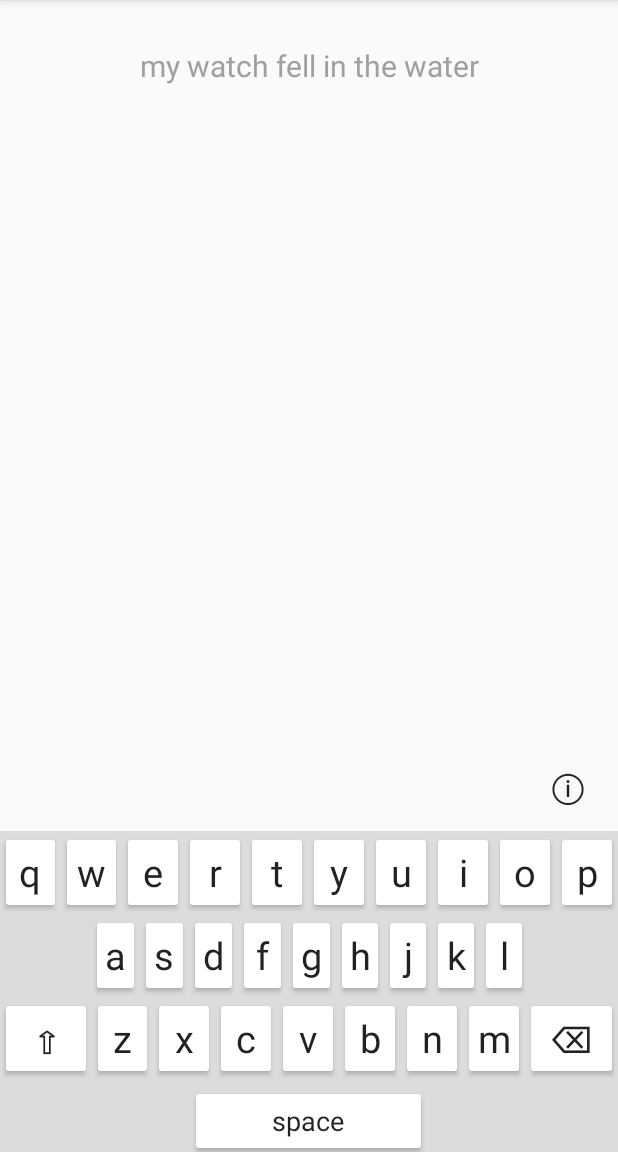
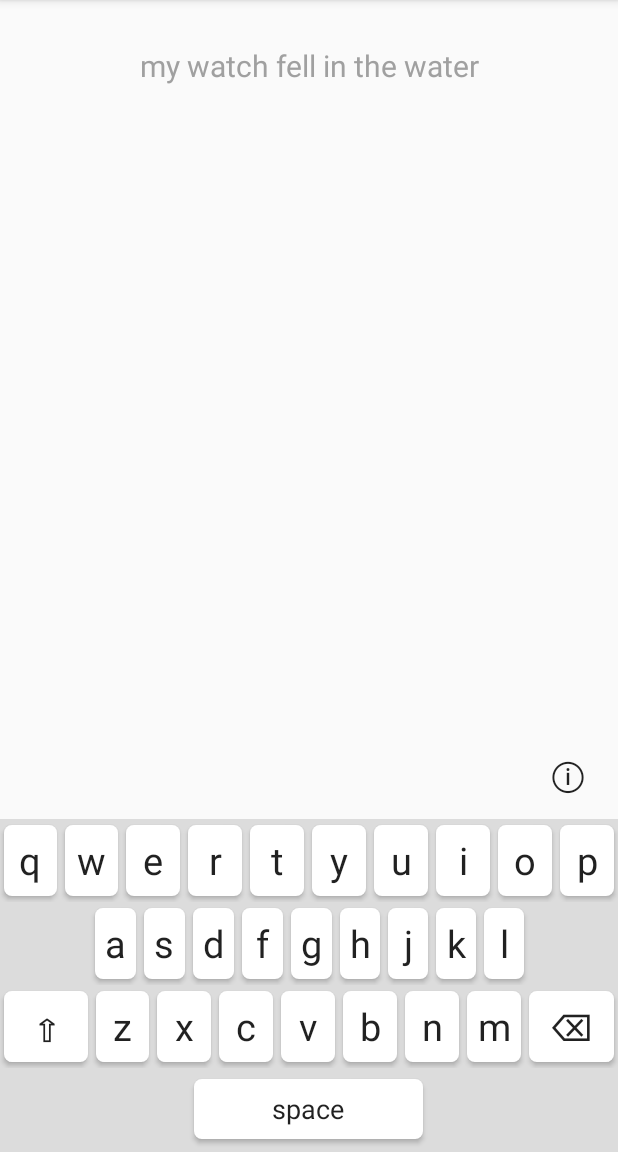
Before and after one commit to ErikLoo/Text-Entry-Data-Collector, an Android app: the screen it shows after launch (MainActivity), on a phone screen of 412 x 824 dp, the part 84-1236 px from its top. Run offline under Robolectric (Android 15) with nearby library versions, the phone set to English and light mode, and no system bars; libraries missing offline, so code that uses them is left out: org.apache.poi; 13 statements that could not run were skipped.

Commit message:
1. Added intendedCharacter column. 2. Added round corners to ththe keys

```diff
--- a/app/src/main/java/com/example/inAppKeyboard/MyCharacterKeyboard.java
+++ b/app/src/main/java/com/example/inAppKeyboard/MyCharacterKeyboard.java
@@ -63,6 +63,7 @@ public class MyCharacterKeyboard extends LinearLayout implements View.OnClickLis
     private Workbook wb;
     private int row_count=1;
     private String inputChar;
+    private String intendedChar;
     private long startTime;
     private long endTime;
 
@@ -221,7 +222,7 @@ public class MyCharacterKeyboard extends LinearLayout implements View.OnClickLis
         wb=new HSSFWorkbook();
 
 //        create a sheet for each type data and
-        String [] input_list = {"character","start time","end time"};
+        String [] input_list = {"intended character","typed character","start time","end time"};
         generate_header("input_time", input_list);
 
         String [] touch_list = {"time","x","y"};
@@ -278,15 +279,20 @@ public class MyCharacterKeyboard extends LinearLayout implements View.OnClickLis
         Row row =sheet.createRow(row_count);
 
         cell=row.createCell(0);
+        cell.setCellValue(intendedChar);
+        cell.setCellStyle(cellStyle);
+
+
+        cell=row.createCell(1);
         cell.setCellValue(inputChar);
         cell.setCellStyle(cellStyle);
 
-        cell=row.createCell(1);
+        cell=row.createCell(2);
         cell.setCellValue(startTime);
         cell.setCellStyle(cellStyle);
 
 
-        cell=row.createCell(2);
+        cell=row.createCell(3);
         cell.setCellValue(endTime);
         cell.setCellStyle(cellStyle);
 
@@ -375,7 +381,7 @@ public class MyCharacterKeyboard extends LinearLayout implements View.OnClickLis
 //                editText.setSelection(cursor_pos);
 //
 //            }
-
+            intendedChar = "";
             myChar = "Delete";
 
 //            inputConnection.commitText("a", 1);
@@ -391,6 +397,10 @@ public class MyCharacterKeyboard extends LinearLayout implements View.OnClickLis
         } else {
             String value = keyValues.get(view.getId());
             myChar =value;
+//            get the intended character
+            intendedChar = Character.toString(editText.getText().charAt(cursor_pos));
+
+            if (intendedChar.equals(" ")){intendedChar="Space";}
 
             if (value.equals(" ")){myChar = "Space";}
 
--- /dev/null
+++ b/app/src/main/res/drawable/but_color_sel_bound.xml
@@ -0,0 +1,8 @@
+<?xml version="1.0" encoding="utf-8"?>
+<inset
+    xmlns:android="http://schemas.android.com/apk/res/android"
+    android:drawable="@drawable/but_color_selector"
+    android:insetTop="4dp"
+    android:insetRight="3dp"
+    android:insetBottom="4dp"
+    android:insetLeft="3dp" />
--- /dev/null
+++ b/app/src/main/res/drawable/but_color_selector.xml
@@ -0,0 +1,7 @@
+<?xml version="1.0" encoding="utf-8"?>
+<selector xmlns:android="http://schemas.android.com/apk/res/android">
+    <item android:state_selected="true" android:drawable="@drawable/grey_round_button" />
+    <item android:state_focused="true" android:drawable="@drawable/grey_round_button" />
+    <item android:state_pressed="true" android:drawable="@drawable/grey_round_button" />
+    <item android:drawable="@drawable/white_round_button" />
+</selector>
--- /dev/null
+++ b/app/src/main/res/drawable/grey_round_button.xml
@@ -0,0 +1,5 @@
+<?xml version="1.0" encoding="utf-8"?>
+<shape xmlns:android="http://schemas.android.com/apk/res/android">
+    <corners android:radius="5dp" />
+    <solid android:color="@color/dimgrey" />
+</shape>
--- a/app/src/main/res/drawable/round_button.xml
+++ /dev/null
@@ -1,5 +0,0 @@
-<shape xmlns:android="http://schemas.android.com/apk/res/android" android:shape="rectangle">
-    <stroke android:width="1dp" android:color="#FF404040" />
-    <corners android:radius="6dp" />
-    <gradient android:startColor="#FF6800" android:centerColor="#FF8000" android:endColor="#FF9700" android:angle="90" />
-</shape>
--- /dev/null
+++ b/app/src/main/res/drawable/white_round_button.xml
@@ -0,0 +1,5 @@
+<?xml version="1.0" encoding="utf-8"?>
+<shape xmlns:android="http://schemas.android.com/apk/res/android">
+    <corners android:radius="5dp" />
+    <solid android:color="@color/pureWhite" />
+</shape>
--- a/app/src/main/res/layout/character_keyboard.xml
+++ b/app/src/main/res/layout/character_keyboard.xml
@@ -20,7 +20,7 @@
             android:layout_height="@dimen/key_height"
             android:layout_weight="1"
             android:hapticFeedbackEnabled="true"
-            android:backgroundTint="@color/pureWhite"
+            android:background="@drawable/but_color_sel_bound"
             android:text="q" />
 
         <Button
@@ -29,7 +29,7 @@
             android:layout_height="@dimen/key_height"
             android:layout_weight="1"
 
-            android:backgroundTint="@color/pureWhite"
+            android:background="@drawable/but_color_sel_bound"
             android:text="w" />
 
         <Button
@@ -37,7 +37,7 @@
             android:layout_width="0dp"
             android:layout_height="@dimen/key_height"
             android:layout_weight="1"
-            android:backgroundTint="@color/pureWhite"
+            android:background="@drawable/but_color_sel_bound"
             android:text="e" />
 
         <Button
@@ -45,7 +45,7 @@
             android:layout_width="0dp"
             android:layout_height="@dimen/key_height"
             android:layout_weight="1"
-            android:backgroundTint="@color/pureWhite"
+            android:background="@drawable/but_color_sel_bound"
             android:text="r" />
 
         <Button
@@ -53,8 +53,7 @@
             android:layout_width="0dp"
             android:layout_height="@dimen/key_height"
             android:layout_weight="1"
-            android:backgroundTint="@color/pureWhite"
-
+            android:background="@drawable/but_color_sel_bound"
             android:text="t" />
 
         <Button
@@ -62,14 +61,14 @@
             android:layout_width="0dp"
             android:layout_height="@dimen/key_height"
             android:layout_weight="1"
-            android:backgroundTint="@color/pureWhite"
+            android:background="@drawable/but_color_sel_bound"
 
             android:text="y" />
 
         <Button
             android:id="@+id/button_u"
             android:layout_width="0dp"
-            android:backgroundTint="@color/pureWhite"
+            android:background="@drawable/but_color_sel_bound"
 
             android:layout_height="@dimen/key_height"
             android:layout_weight="1"
@@ -78,7 +77,7 @@
         <Button
             android:id="@+id/button_i"
             android:layout_width="0dp"
-            android:backgroundTint="@color/pureWhite"
+            android:background="@drawable/but_color_sel_bound"
 
             android:layout_height="@dimen/key_height"
             android:layout_weight="1"
@@ -87,7 +86,7 @@
         <Button
             android:id="@+id/button_o"
             android:layout_width="0dp"
-            android:backgroundTint="@color/pureWhite"
+            android:background="@drawable/but_color_sel_bound"
 
             android:layout_height="@dimen/key_height"
             android:layout_weight="1"
@@ -96,7 +95,7 @@
         <Button
             android:id="@+id/button_p"
             android:layout_width="0dp"
-            android:backgroundTint="@color/pureWhite"
+            android:background="@drawable/but_color_sel_bound"
 
             android:layout_height="@dimen/key_height"
             android:layout_weight="1"
@@ -121,7 +120,6 @@
             android:layout_width="0dp"
             android:layout_height="@dimen/key_height"
             android:backgroundTint="@color/pureWhite"
-
             android:layout_weight="0.5" />
 
 
@@ -129,17 +127,16 @@
             android:id="@+id/button_a"
             android:layout_width="0dp"
             android:layout_height="@dimen/key_height"
-            android:backgroundTint="@color/pureWhite"
-
             android:layout_weight="1"
+            android:background="@drawable/but_color_sel_bound"
+            android:fontFamily="sans-serif"
             android:text="a" />
 
         <Button
             android:id="@+id/button_s"
             android:layout_width="0dp"
             android:layout_height="@dimen/key_height"
-            android:backgroundTint="@color/pureWhite"
-
+            android:background="@drawable/but_color_sel_bound"
             android:layout_weight="1"
             android:text="s" />
 
@@ -147,7 +144,7 @@
             android:id="@+id/button_d"
             android:layout_width="0dp"
             android:layout_height="@dimen/key_height"
-            android:backgroundTint="@color/pureWhite"
+            android:background="@drawable/but_color_sel_bound"
 
             android:layout_weight="1"
             android:text="d" />
@@ -156,7 +153,7 @@
             android:id="@+id/button_f"
             android:layout_width="0dp"
             android:layout_height="@dimen/key_height"
-            android:backgroundTint="@color/pureWhite"
+            android:background="@drawable/but_color_sel_bound"
 
             android:layout_weight="1"
             android:text="f" />
@@ -165,7 +162,7 @@
             android:id="@+id/button_g"
             android:layout_width="0dp"
             android:layout_height="@dimen/key_height"
-            android:backgroundTint="@color/pureWhite"
+            android:background="@drawable/but_color_sel_bound"
 
             android:layout_weight="1"
             android:text="g" />
@@ -174,7 +171,7 @@
             android:id="@+id/button_h"
             android:layout_width="0dp"
             android:layout_height="@dimen/key_height"
-            android:backgroundTint="@color/pureWhite"
+            android:background="@drawable/but_color_sel_bound"
 
             android:layout_weight="1"
             android:text="h" />
@@ -183,7 +180,7 @@
             android:id="@+id/button_j"
             android:layout_width="0dp"
             android:layout_height="@dimen/key_height"
-            android:backgroundTint="@color/pureWhite"
+            android:background="@drawable/but_color_sel_bound"
 
             android:layout_weight="1"
             android:text="j" />
@@ -192,7 +189,7 @@
             android:id="@+id/button_k"
             android:layout_width="0dp"
             android:layout_height="@dimen/key_height"
-            android:backgroundTint="@color/pureWhite"
+            android:background="@drawable/but_color_sel_bound"
 
             android:layout_weight="1"
             android:text="k" />
@@ -201,7 +198,7 @@
             android:id="@+id/button_l"
             android:layout_width="0dp"
             android:layout_height="@dimen/key_height"
-            android:backgroundTint="@color/pureWhite"
+            android:background="@drawable/but_color_sel_bound"
 
             android:layout_weight="1"
             android:text="l" />
@@ -231,7 +228,7 @@
             android:id="@+id/button_CAP"
             android:layout_width="0dp"
             android:layout_height="@dimen/key_height"
-            android:backgroundTint="@color/pureWhite"
+            android:background="@drawable/but_color_sel_bound"
             android:layout_weight="1.5"
             android:textStyle="bold"
             android:text="\u21e7" />
@@ -240,7 +237,7 @@
             android:id="@+id/button_z"
             android:layout_width="0dp"
             android:layout_height="@dimen/key_height"
-            android:backgroundTint="@color/pureWhite"
+            android:background="@drawable/but_color_sel_bound"
 
             android:layout_weight="1"
             android:text="z" />
@@ -249,7 +246,7 @@
             android:id="@+id/button_x"
             android:layout_width="0dp"
             android:layout_height="@dimen/key_height"
-            android:backgroundTint="@color/pureWhite"
+            android:background="@drawable/but_color_sel_bound"
 
             android:layout_weight="1"
             android:text="x" />
@@ -258,7 +255,7 @@
             android:id="@+id/button_c"
             android:layout_width="0dp"
             android:layout_height="@dimen/key_height"
-            android:backgroundTint="@color/pureWhite"
+            android:background="@drawable/but_color_sel_bound"
 
             android:layout_weight="1"
             android:text="c" />
@@ -267,7 +264,7 @@
             android:id="@+id/button_v"
             android:layout_width="0dp"
             android:layout_height="@dimen/key_height"
-            android:backgroundTint="@color/pureWhite"
+            android:background="@drawable/but_color_sel_bound"
 
             android:layout_weight="1"
             android:text="v" />
@@ -276,7 +273,7 @@
             android:id="@+id/button_b"
             android:layout_width="0dp"
             android:layout_height="@dimen/key_height"
-            android:backgroundTint="@color/pureWhite"
+            android:background="@drawable/but_color_sel_bound"
 
             android:layout_weight="1"
             android:text="b" />
@@ -285,7 +282,7 @@
             android:id="@+id/button_n"
             android:layout_width="0dp"
             android:layout_height="@dimen/key_height"
-            android:backgroundTint="@color/pureWhite"
+            android:background="@drawable/but_color_sel_bound"
 
             android:layout_weight="1"
             android:text="n" />
@@ -294,7 +291,7 @@
             android:id="@+id/button_m"
             android:layout_width="0dp"
             android:layout_height="@dimen/key_height"
-            android:backgroundTint="@color/pureWhite"
+            android:background="@drawable/but_color_sel_bound"
             android:layout_weight="1"
             android:text="m" />
 
@@ -304,7 +301,7 @@
             android:id="@+id/button_del"
             android:layout_width="0dp"
             android:layout_height="@dimen/key_height"
-            android:backgroundTint="@color/pureWhite"
+            android:background="@drawable/but_color_sel_bound"
             android:layout_weight="1.5"
             android:text="\u232b" />
 
@@ -334,7 +331,8 @@
             android:layout_width="0dp"
             android:layout_height="wrap_content"
             android:layout_weight="4"
-            android:backgroundTint="@color/pureWhite"
+            android:background="@drawable/but_color_sel_bound"
+            android:layout_marginBottom="8dp"
             android:textSize="18dp"
             android:text="space" />
 
--- a/app/src/main/res/values/colors.xml
+++ b/app/src/main/res/values/colors.xml
@@ -7,6 +7,6 @@
     <color name="colorAccent">#FF0000</color>
     <color name="darkWhite">#E5E5E5</color>
     <color name = "lightGrey">#DCDCDC</color>
-    <color name="dimgrey">#696969</color>
+    <color name="dimgrey">#C0C0C0</color>
     <color name = "transparent">#00000000</color>
 </resources>
```
